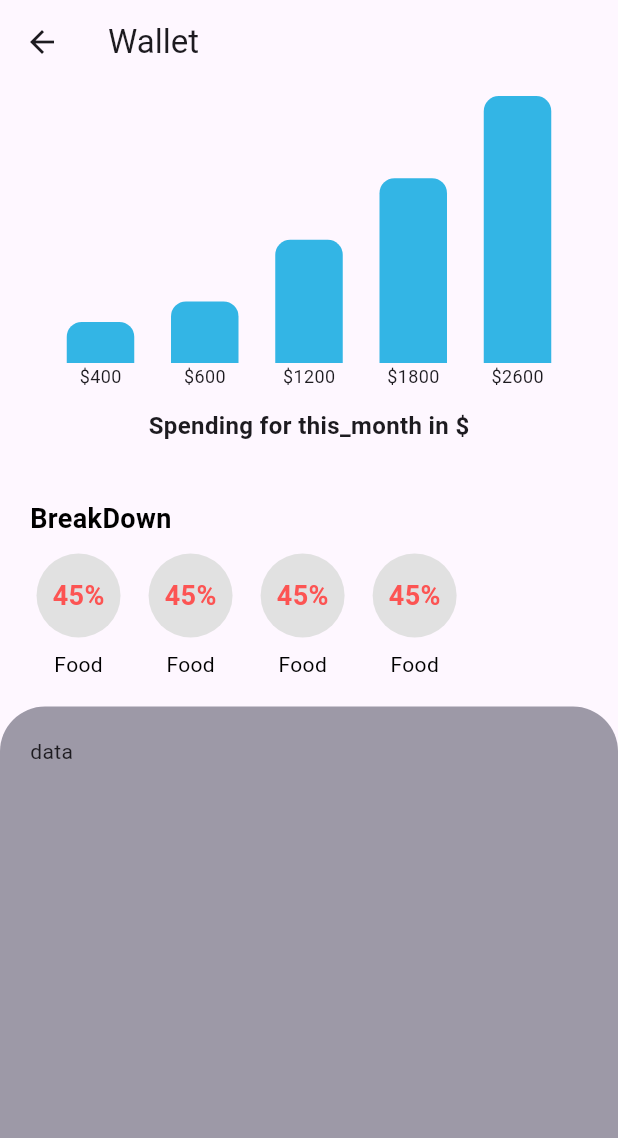
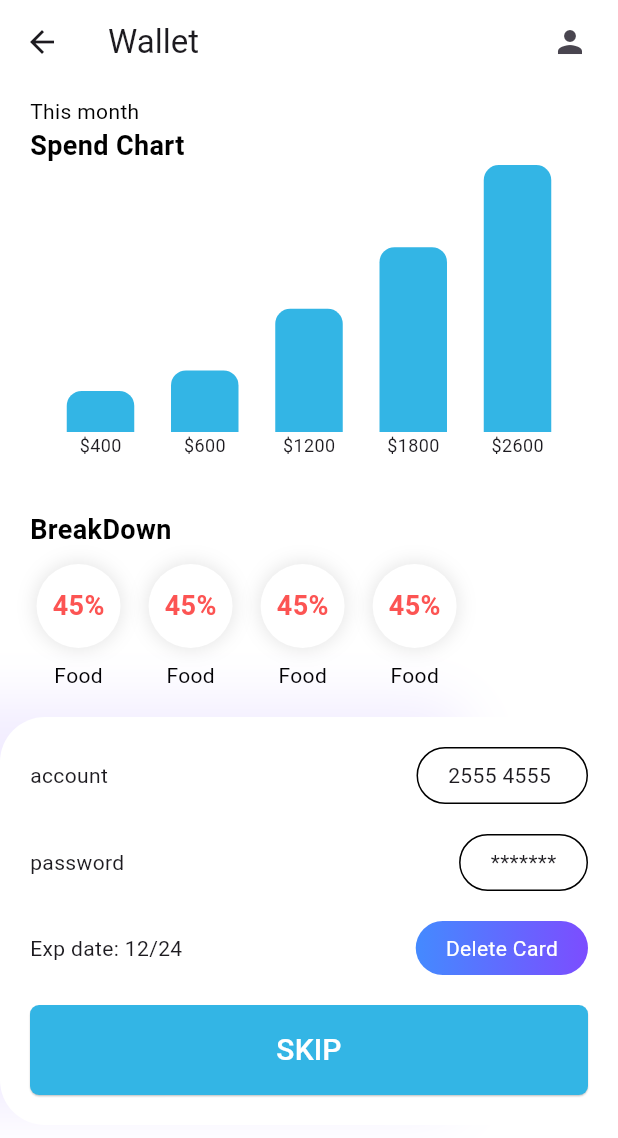
Before and after one commit to devtanvirmahtab/task, a Flutter app: the WalletView screen opened by its route, on a phone screen of 412 x 824 dp. Shown: the top 1138 px of the screen. Run offline on Flutter 3.47's test engine with Material 3 defaults, Android fonts, the phone set to English and light mode, and no system bars; drawn by our look-alikes of fl_chart; our stand-ins replace cached_network_image, carousel_slider, dio, get, google_fonts, shimmer; network calls fail.

Commit message:
working on ui

```diff
--- a/lib/app/core/constants/app_colors.dart
+++ b/lib/app/core/constants/app_colors.dart
@@ -24,7 +24,7 @@ class AppColor {
   static const Color black = Color(0xFF000000);
   static const Color inputColor = Color(0x8052596E);
   static const Color grey = Color(0xff9D99A7);
-  static const Color likeGrey = Color(0xffe1e1e1);
+  static const Color likeGrey = Color(0xffF7F8FD);
   static const Color whiteBorder = Color(0xffE5E7EB);
   static const Color cardItemColor = Color(0xffECF6EC);
   static const Color dividerColor = Color(0xFFE7E7E7);
--- /dev/null
+++ b/lib/app/core/widgets/app_button.dart
@@ -0,0 +1,154 @@
+
+import 'package:flutter/material.dart';
+
+import '../constants/app_colors.dart';
+import '../constants/app_constant.dart';
+import '../constants/my_text_style.dart';
+
+class AppButton extends StatelessWidget {
+  final String text, assetImage;
+  final IconData? icon;
+  final double fontSize,
+      borderRadius,
+      borderWidth,
+      assetImageWidth,
+      iconSize,
+      gapSize;
+  final bool isTextPrimaryColor,
+      needBorderColor,
+      isTextBlack,
+      needOnlyBorder,
+      needAssetImage,
+      needIcon,
+      needRightAssetImage,
+      needLoading;
+  final TextAlign textAlign;
+  final FontWeight fontWeight;
+  final Color textColor, backgroundColor, iconColor, borderColor;
+  final Color? rightImageColor;
+  final void Function()? onPressed;
+  final double leftRightPadding, buttonHeight;
+
+  const AppButton({
+    super.key,
+    required this.text,
+    required this.onPressed,
+    this.icon,
+    this.assetImage = "",
+    this.fontSize = 20,
+    this.gapSize = 5.0,
+    this.borderWidth = 2,
+    this.iconSize = 50.0,
+    this.borderRadius = 6.0,
+    this.leftRightPadding = 16,
+    this.buttonHeight = 60,
+    this.assetImageWidth = 50.0,
+    this.textColor = AppColor.white,
+    this.iconColor = AppColor.white,
+    this.fontWeight = FontWeight.w500,
+    this.textAlign = TextAlign.center,
+    this.backgroundColor = AppColor.primaryColor,
+    this.needIcon = false,
+    this.needOnlyBorder = false,
+    this.isTextBlack = false,
+    this.needAssetImage = false,
+    this.isTextPrimaryColor = false,
+    this.needRightAssetImage = false,
+    this.needBorderColor = false,
+    this.borderColor = AppColor.primaryColor,
+    this.needLoading = false,
+    this.rightImageColor = AppColor.white,
+  });
+
+  @override
+  Widget build(BuildContext context) {
+    return SizedBox(
+      height: buttonHeight,
+      child: needOnlyBorder
+          ? OutlinedButton(
+        style: style(),
+        onPressed: needLoading ? () {} : onPressed,
+        child: childDesign(),
+      )
+          : ElevatedButton(
+        style: style(),
+        onPressed: needLoading ? () {} : onPressed,
+        child: childDesign(),
+      ),
+    );
+  }
+
+  Widget childDesign() {
+    return Container(
+      padding: EdgeInsets.symmetric(horizontal: leftRightPadding,vertical:  8),
+      child: Row(
+        mainAxisAlignment: MainAxisAlignment.center,
+        children: [
+          if (needAssetImage)
+            SizedBox(
+              width: assetImageWidth,
+              child: Image.asset(
+                assetImage,
+                // color: AppColor.white,
+              ),
+            ),
+          if (needIcon)
+            Icon(
+              icon,
+              color: iconColor,
+              size: iconSize,
+            ),
+          if (needAssetImage || needIcon) gapW(gapSize),
+          if (needLoading)
+            const CircularProgressIndicator(
+              color: AppColor.white,
+            )
+          else
+            Flexible(
+              child: Text(
+                text,
+                textAlign: textAlign,
+                maxLines: 1,
+                overflow: TextOverflow.ellipsis,
+                style: text20Style(
+                  color: isTextBlack
+                      ? AppColor.black
+                      : isTextPrimaryColor
+                      ? AppColor.primaryColor
+                      : textColor,
+                  fontSize: fontSize,
+                  fontWeight: fontWeight,
+                ),
+              ),
+            ),
+          if (needRightAssetImage)
+            Container(
+              margin: const EdgeInsets.only(left: 10),
+              width: assetImageWidth,
+              child: Image.asset(
+                assetImage,
+                color: rightImageColor,
+              ),
+            ),
+        ],
+      ),
+    );
+  }
+
+  ButtonStyle? style() {
+    return ElevatedButton.styleFrom(
+      elevation: needOnlyBorder ? 0 : .5,
+      shape: RoundedRectangleBorder(
+        borderRadius: BorderRadius.circular(borderRadius),
+      ),
+      padding: EdgeInsets.zero,
+      backgroundColor: needOnlyBorder ? Colors.transparent : backgroundColor,
+      side: needOnlyBorder
+          ? BorderSide(
+        width: borderWidth,
+        color: borderColor,
+      )
+          : null,
+    );
+  }
+}
--- a/lib/app/modules/home/views/home_view.dart
+++ b/lib/app/modules/home/views/home_view.dart
@@ -13,21 +13,48 @@ class HomeView extends GetView<HomeController> {
   @override
   Widget build(BuildContext context) {
     return Scaffold(
-      appBar: AppBar(
-        title: Text("Chart Example"),
-        leading: Icon(Icons.ac_unit),
-        actions: [
-          HomeBannerSlider(),
-          Icon(Icons.search),
-          gapW(20),
-          Icon(Icons.notifications_rounded),
-          gapW(20),
-        ],
+      backgroundColor: AppColor.white,
+      body: SafeArea(
+        child: Column(
+          children: [
+            header(),
+            SizedBox(
+              width: Get.width,
+              height: 190,
+              child: HomeBannerSlider(),
+            ),
+            billPayment(),
+            activeLoans(),
+          ],
+        ),
       ),
-      body: Column(
+    );
+  }
+
+  Widget header(){
+    return Padding(
+      padding: const EdgeInsets.all(20),
+      child: Row(
+        mainAxisAlignment: MainAxisAlignment.spaceBetween,
         children: [
-          billPayment(),
-          activeLoans(),
+          Row(
+            children: [
+              Image.asset(
+                'assets/images/victory.png',
+                width: 25,
+                height: 25,
+              ),
+              gapW(10),
+              Text("Hey George!",style: text18Style(),),
+            ],
+          ),
+          Row(
+            children: [
+              Icon(Icons.search),
+              gapW(20),
+              Icon(Icons.notifications_rounded),
+            ],
+          )
         ],
       ),
     );
@@ -57,13 +84,15 @@ class HomeView extends GetView<HomeController> {
                 child: Column(
                   children: [
                     Container(
-                      padding:
-                          EdgeInsets.all(10),
+                      padding: EdgeInsets.all(10),
                       decoration: BoxDecoration(
                         color: AppColor.likeGrey,
                         borderRadius: BorderRadius.circular(5),
                       ),
-                      child: Icon(Icons.light_mode_sharp,size: 30,),
+                      child: Icon(
+                        Icons.light_mode_sharp,
+                        size: 30,
+                      ),
                     ),
                     gapH(8),
                     Text(
@@ -82,7 +111,6 @@ class HomeView extends GetView<HomeController> {
       ],
     );
   }
-
 
   Widget activeLoans() {
     return Column(
@@ -118,12 +146,15 @@ class HomeView extends GetView<HomeController> {
                   children: [
                     Container(
                       padding:
-                      EdgeInsets.symmetric(horizontal: 10, vertical: 5),
+                          EdgeInsets.symmetric(horizontal: 10, vertical: 5),
                       decoration: BoxDecoration(
                         color: AppColor.likeGrey,
                         borderRadius: BorderRadius.circular(5),
                       ),
-                      child: Icon(Icons.home,size: 30,),
+                      child: Icon(
+                        Icons.home,
+                        size: 30,
+                      ),
                     ),
                     gapH(8),
                     Text(
--- a/lib/app/modules/main_nav/views/main_nav_view.dart
+++ b/lib/app/modules/main_nav/views/main_nav_view.dart
@@ -31,7 +31,8 @@ class MainNavView extends GetView<MainNavController> {
                   filter: ImageFilter.blur(sigmaX: 10.0, sigmaY: 10.0),
                   child: Container(
                     color: AppColor.black.withOpacity(0.1),
-                    child: Row(
+                    child: Obx(() {
+                      return Row(
                         mainAxisAlignment: MainAxisAlignment.spaceAround,
                         crossAxisAlignment: CrossAxisAlignment.center,
                         children: [
@@ -57,7 +58,8 @@ class MainNavView extends GetView<MainNavController> {
                             }, isSelected: controller.selectedPage.value == 2,
                           ),
                         ],
-                    ),
+                      );
+                    }),
                   ),
                 ),
               ),
@@ -97,7 +99,7 @@ class MainNavView extends GetView<MainNavController> {
         crossAxisAlignment: CrossAxisAlignment.center,
         mainAxisAlignment: MainAxisAlignment.center,
         children: [
-          Icon(icon, color:isSelected? AppColor.infoColor : AppColor.black,),
+          Icon(icon, color: isSelected ? AppColor.infoColor : AppColor.black,),
           Text(text),
         ],
       ),
--- a/lib/app/modules/search_screen/controllers/search_screen_controller.dart
+++ b/lib/app/modules/search_screen/controllers/search_screen_controller.dart
@@ -12,6 +12,7 @@ import '../../../network/api_endpoints.dart';
 class SearchScreenController extends GetxController {
   final searchData = SearchData().obs;
   final productList = <Product>[].obs;
+  final isLoading = false.obs;
 
   final selectedItem = ''.obs;
 
@@ -39,8 +40,9 @@ class SearchScreenController extends GetxController {
   }
 
   Future<void> fetchData() async {
+    isLoading.value = true;
     var response = await ApiClient().getAPI(allFeedUrl, fetchData);
-
+    isLoading.value = false;
     if(response != null){
       productList.value = parseProducts(response.data);
       print(productList.length);
--- a/lib/app/modules/search_screen/views/search_screen_view.dart
+++ b/lib/app/modules/search_screen/views/search_screen_view.dart
@@ -14,13 +14,16 @@ class SearchScreenView extends GetView<SearchScreenController> {
   @override
   Widget build(BuildContext context) {
     return Scaffold(
+      backgroundColor: AppColor.white,
       appBar: AppBar(
         title: Text("Search"),
+        backgroundColor: AppColor.white,
       ),
       body: Padding(
         padding: EdgeInsets.symmetric(horizontal: 20),
         child: SingleChildScrollView(
           child: Column(
+            mainAxisSize: MainAxisSize.max,
             crossAxisAlignment: CrossAxisAlignment.start,
             children: [
               chartTapMenu(),
@@ -45,12 +48,28 @@ class SearchScreenView extends GetView<SearchScreenController> {
 
   Widget recentProduct() {
     return Container(
+      width: double.infinity,
       padding: EdgeInsets.all(20),
       decoration: BoxDecoration(
         color: AppColor.likeGrey,
         borderRadius: BorderRadius.circular(15),
       ),
       child: Obx(() {
+        if (controller.productList.isEmpty && controller.isLoading.value) {
+          return SizedBox(
+            height: 50,
+            width: 50,
+            child: CircularProgressIndicator(),
+          );
+        }
+        if (controller.productList.isEmpty && !controller.isLoading.value) {
+          return Text(
+            'No Data Found',
+            style: text14Style(),
+            maxLines: 2,
+            overflow: TextOverflow.ellipsis,
+          );
+        }
         return ListView.separated(
           shrinkWrap: true,
           physics: NeverScrollableScrollPhysics(),
@@ -81,7 +100,7 @@ class SearchScreenView extends GetView<SearchScreenController> {
                             children: [
                               Text(
                                 productDATA.title ?? '',
-                               style: text14Style(),
+                                style: text16Style(),
                                 maxLines: 2,
                                 overflow: TextOverflow.ellipsis,
                               ),
@@ -215,9 +234,12 @@ class SearchScreenView extends GetView<SearchScreenController> {
       if (periodData != null) {
         return SizedBox(
           height: 200,
+          child: Padding(
+            padding: const EdgeInsets.only(left: 20),
             child: LineChartWidget(
               xAxisData: periodData.xAxisData,
               yAxisData: periodData.yAxisData,
+            ),
           ),
         );
       } else {
@@ -250,14 +272,12 @@ class LineChartWidget extends StatelessWidget {
           verticalInterval: 1,
           // Ensures only one vertical grid line per x-axis label
           horizontalInterval: yAxisInterval,
-          getDrawingHorizontalLine: (value) =>
-              FlLine(
+          getDrawingHorizontalLine: (value) => FlLine(
             color: Colors.grey[300],
             strokeWidth: 1,
             dashArray: null, // Ensures horizontal lines are solid
           ),
-          getDrawingVerticalLine: (value) =>
-              FlLine(
+          getDrawingVerticalLine: (value) => FlLine(
             color: Colors.grey[300],
             strokeWidth: 1,
             dashArray: null, // Ensures vertical lines are solid
--- a/lib/app/modules/splash_screen/views/splash_screen_view.dart
+++ b/lib/app/modules/splash_screen/views/splash_screen_view.dart
@@ -10,10 +10,6 @@ class SplashScreenView extends GetView<SplashScreenController> {
   @override
   Widget build(BuildContext context) {
     return Scaffold(
-      appBar: AppBar(
-        title: const Text('SplashScreenView'),
-        centerTitle: true,
-      ),
       body: Center(
         child: Text(
           controller.title,
--- a/lib/app/modules/wallet/views/wallet_view.dart
+++ b/lib/app/modules/wallet/views/wallet_view.dart
@@ -5,6 +5,7 @@ import 'package:task/app/core/constants/app_constant.dart';
 
 import '../../../core/constants/app_colors.dart';
 import '../../../core/constants/my_text_style.dart';
+import '../../../core/widgets/app_button.dart';
 import '../controllers/wallet_controller.dart';
 
 class WalletView extends GetView<WalletController> {
@@ -13,8 +14,18 @@ class WalletView extends GetView<WalletController> {
   @override
   Widget build(BuildContext context) {
     return Scaffold(
-      appBar: AppBar(title: Text("Wallet")),
-      body: Column(
+      backgroundColor: AppColor.white,
+      appBar: AppBar(
+        backgroundColor: AppColor.white,
+        title: Text("Wallet"),
+        actions: [
+          // HomeBannerSlider(),
+          Icon(Icons.person),
+          gapW(20),
+        ],
+      ),
+      body: SingleChildScrollView(
+        child: Column(
           children: [
             Padding(
               padding: const EdgeInsets.symmetric(horizontal: 20, vertical: 8.0),
@@ -27,8 +38,10 @@ class WalletView extends GetView<WalletController> {
                 ],
               ),
             ),
-          Expanded(child: accountDetail()),
+            accountDetail(),
+            gapH(100),
           ],
+        ),
       ),
     );
   }
@@ -43,7 +56,16 @@ class WalletView extends GetView<WalletController> {
       final barData = walletData.spendSchedules;
 
       return Column(
+        crossAxisAlignment: CrossAxisAlignment.start,
         children: [
+          Text(
+            "This month",
+            style: text14Style(),
+          ),
+          Text(
+            "Spend Chart",
+            style: text18Style(),
+          ),
           SizedBox(
             height: 200,
             child: BarChart(
@@ -96,13 +118,6 @@ class WalletView extends GetView<WalletController> {
               ),
             ),
           ),
-          Padding(
-            padding: const EdgeInsets.all(8.0),
-            child: Text(
-              "Spending for ${walletData.period} in ${walletData.currency}",
-              style: TextStyle(fontSize: 16, fontWeight: FontWeight.bold),
-            ),
-          ),
         ],
       );
     });
@@ -138,9 +153,15 @@ class WalletView extends GetView<WalletController> {
         Container(
           padding: EdgeInsets.all(15),
           decoration: BoxDecoration(
-            color: AppColor.likeGrey,
+              color: AppColor.white,
               shape: BoxShape.circle,
-          ),
+              boxShadow: [
+                BoxShadow(
+                  color: AppColor.black.withOpacity(0.1),
+                  spreadRadius: 1,
+                  blurRadius: 10,
+                )
+              ]),
           child: Text(
             '$value%',
             style: text18Style(color: AppColor.redLight),
@@ -162,17 +183,78 @@ class WalletView extends GetView<WalletController> {
         vertical: 20,
       ),
       decoration: BoxDecoration(
-        color: AppColor.grey,
-        borderRadius: BorderRadius.only(
-          topLeft: Radius.circular(30),
-          topRight: Radius.circular(30),
+        color: AppColor.white,
+        borderRadius: BorderRadius.circular(
+          30,
         ),
+        boxShadow: [
+          BoxShadow(
+            color: Colors.deepPurpleAccent.withOpacity(0.1),
+            spreadRadius: 1,
+            blurRadius: 30,
+            offset: Offset(-100, -10)
+          )
+        ]
       ),
       child: Column(
         children: [
           Row(
-            children: [Text('data')],
-          )
+            mainAxisAlignment: MainAxisAlignment.spaceBetween,
+            children: [
+              Text('account'),
+              Container(
+                padding: EdgeInsets.symmetric(horizontal: 20,vertical: 8),
+                decoration: BoxDecoration(
+                    borderRadius: BorderRadius.circular(50),
+                    border: Border.all(
+                  color: AppColor.black,
+                )),
+                child: Text('2555 4555 '),
+              ),
+            ],
+          ),
+          gapH(20),
+          Row(
+            mainAxisAlignment: MainAxisAlignment.spaceBetween,
+            children: [
+              Text('password'),
+              Container(
+                decoration: BoxDecoration(
+                    borderRadius: BorderRadius.circular(50),
+                    border: Border.all(
+                  color: AppColor.black,
+                )),
+                padding: EdgeInsets.symmetric(horizontal: 20,vertical: 8),
+                child: Text('*******'),
+              ),
+            ],
+          ),
+          gapH(20),
+          Row(
+            mainAxisAlignment: MainAxisAlignment.spaceBetween,
+            children: [
+              Text('Exp date: 12/24'),
+              Container(
+                decoration: BoxDecoration(
+                  borderRadius: BorderRadius.circular(50),
+                  gradient: LinearGradient(
+                    colors: [
+                      Colors.blueAccent,
+                      Colors.deepPurpleAccent,
+                    ],
+                  ),
+                ),
+                padding: EdgeInsets.symmetric(horizontal: 20 ,vertical: 8),
+                child: Text('Delete Card',style: text14Style(isWhiteColor: true),),
+              ),
+            ],
+          ),
+          gapH(20),
+          AppButton(
+            text: 'SKIP',
+            backgroundColor: AppColor.infoColor,
+            onPressed: () {},
+          ),
         ],
       ),
     );
--- a/lib/main.dart
+++ b/lib/main.dart
@@ -10,6 +10,7 @@ void main() {
       title: "Application",
       initialRoute: AppPages.INITIAL,
       getPages: AppPages.routes,
+      debugShowCheckedModeBanner: false,
     ),
   );
 }
--- a/pubspec.yaml
+++ b/pubspec.yaml
@@ -46,6 +46,7 @@ flutter:
   # To add assets to your application, add an assets section, like this:
   assets:
     - assets/data/
+    - assets/images/
   #   - images/a_dot_ham.jpeg
 
   # An image asset can refer to one or more resolution-specific "variants", see
```
Also changed, not shown: assets/images/victory.png (added). Lines whose indentation alone changed are shown as unchanged.
